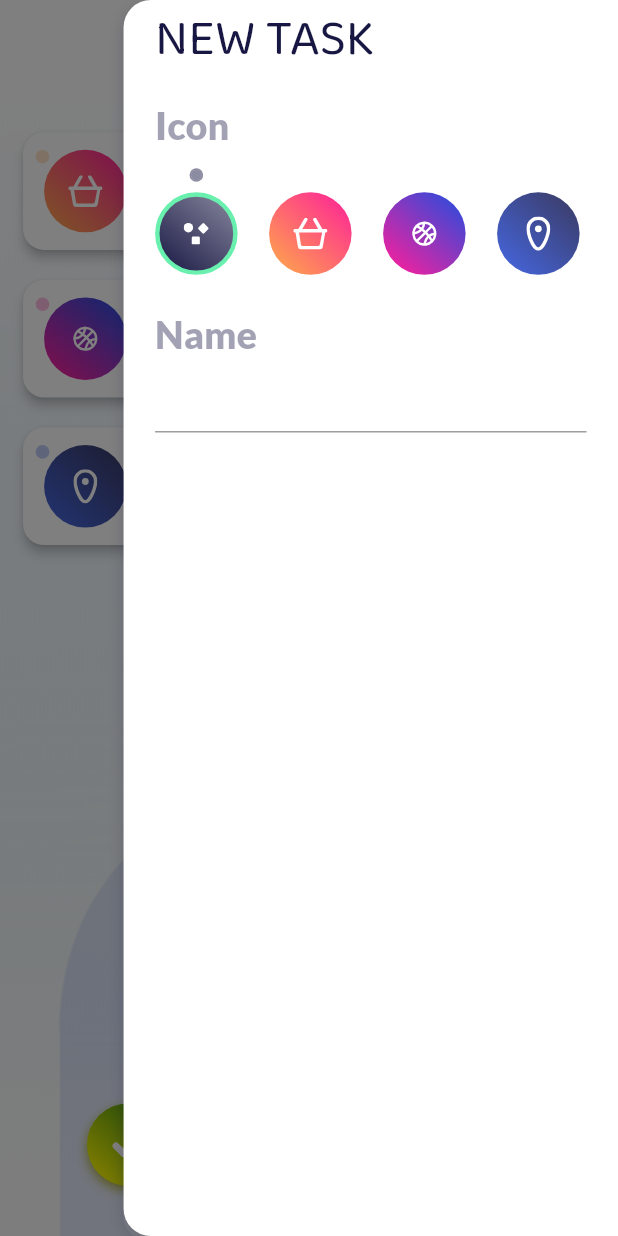
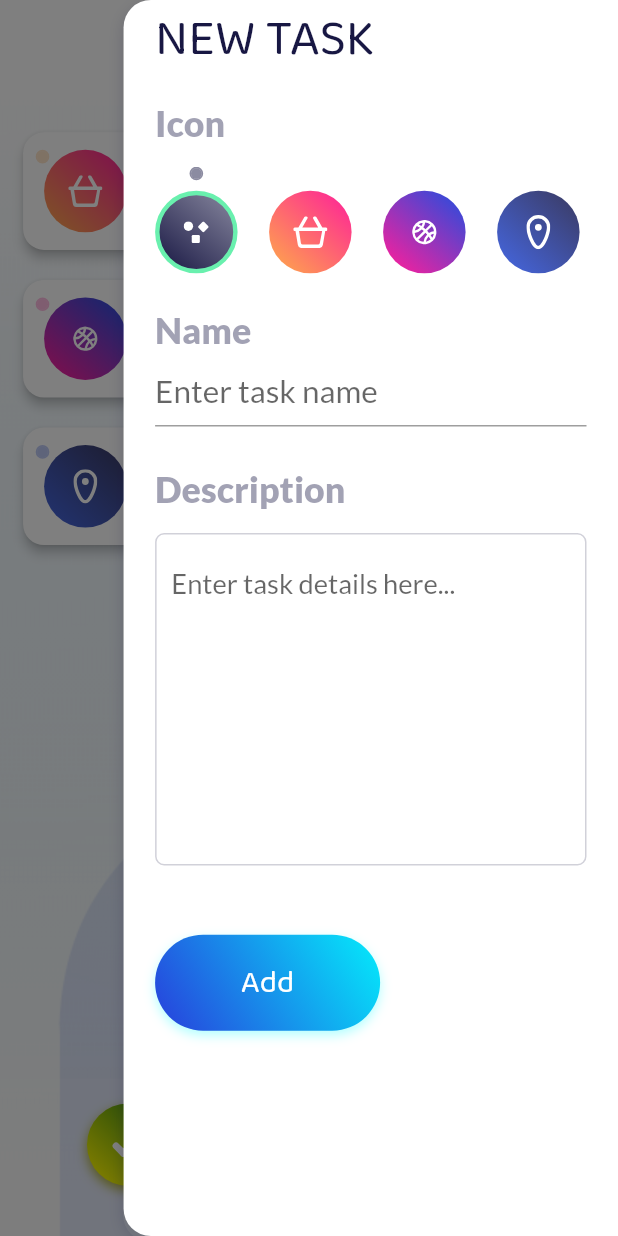
Before and after one commit to SixtusMiracle/my_day, a Flutter app: the screen it shows after launch, item 3 of the bottom bar chosen, on a phone screen of 412 x 824 dp. Run offline on Flutter 3.47's test engine with Material 2 defaults, Android fonts, the light colour scheme and no system bars; our stand-ins replace flutter_svg.

Commit message:
added description text area
I also added form validation and a submit button

```diff
--- a/lib/screens/home/components/new_task/components/mi_form_label.dart
+++ b/lib/screens/home/components/new_task/components/mi_form_label.dart
@@ -16,7 +16,7 @@ class MiFormLabel extends StatelessWidget {
       text,
       style: TextStyle(
         fontFamily: "Lato Black",
-        fontSize: miDefaultSize * 1.8,
+        fontSize: miDefaultSize * 1.7,
         color: miTextBoldColor.withOpacity(0.5),
       ),
     );
--- /dev/null
+++ b/lib/screens/home/components/new_task/components/mi_form_text_area.dart
@@ -0,0 +1,42 @@
+import 'package:flutter/material.dart';
+
+import '../../../../../shared/constants.dart';
+
+class MiFormTextArea extends StatelessWidget {
+  const MiFormTextArea({Key? key, this.changed}) : super(key: key);
+
+  final Function(String)? changed;
+
+  @override
+  Widget build(BuildContext context) {
+    return Container(
+      decoration: BoxDecoration(
+        borderRadius: BorderRadius.circular(6),
+        color: Color(0xccFFFFFF),
+        border: Border.all(color: Color(0x33181743)),
+      ),
+      child: Padding(
+        padding: EdgeInsets.all(miDefaultSize * 0.7),
+        child: TextFormField(
+          validator: (value) =>
+              value!.isEmpty ? "Please describe your task" : null,
+          onChanged: changed,
+          keyboardType: TextInputType.multiline,
+          style: TextStyle(
+            fontSize: miDefaultSize * 1.3,
+            color: miTextColor,
+          ),
+          maxLines: null,
+          minLines: 8,
+          decoration: InputDecoration(
+            hintText: "Enter task details here...",
+            errorStyle: TextStyle(
+              fontStyle: FontStyle.italic,
+            ),
+            border: InputBorder.none,
+          ),
+        ),
+      ),
+    );
+  }
+}
--- a/lib/screens/home/components/new_task/mi_new_task_sidebar.dart
+++ b/lib/screens/home/components/new_task/mi_new_task_sidebar.dart
@@ -1,6 +1,8 @@
 import 'package:flutter/material.dart';
 import 'package:my_day/screens/home/components/new_task/components/mi_form_label.dart';
+import 'package:my_day/screens/home/components/new_task/components/mi_form_text_area.dart';
 import 'package:my_day/shared/constants.dart';
+import 'package:my_day/shared/util/mi_button_primary.dart';
 
 import '../../../../shared/util/circular_gradient_icon.dart';
 import '../../../../shared/util/color_dot.dart';
@@ -109,11 +111,36 @@ class _MiNewTaskSidebarState extends State<MiNewTaskSidebar> {
                       SizedBox(height: miDefaultSize * 1.3),
                       MiFormLabel(text: "Name"),
                       TextFormField(
+                        validator: (val) =>
+                            val!.isEmpty ? "Please enter task name" : null,
+                        onChanged: (val) => setState(() => _title = val),
                         style: TextStyle(
-                          fontSize: miDefaultSize * 1.6,
+                          fontSize: miDefaultSize * 1.5,
                           color: miTextColor,
                         ),
-                        textAlign: TextAlign.left,
+                        decoration: InputDecoration(
+                          hintText: "Enter task name",
+                          errorStyle: TextStyle(fontStyle: FontStyle.italic),
+                        ),
+                      ),
+                      SizedBox(height: miDefaultSize * 2),
+                      Padding(
+                        padding: const EdgeInsets.only(bottom: miDefaultSize),
+                        child: MiFormLabel(text: "Description"),
+                      ),
+                      MiFormTextArea(
+                        changed: (val) => setState(() => _description = val),
+                      ),
+                      SizedBox(height: miDefaultSize * 3.3),
+                      MiButtonPrimary(
+                        verticalSymmetricPadding: miDefaultSize * 0.5,
+                        text: "Add",
+                        press: () async {
+                          // validate new task form
+                          if (_newTaskFormKey.currentState!.validate()) {
+                            // TODO: submit form
+                          }
+                        },
                       ),
                     ],
                   ),
--- a/lib/screens/home/components/task_detail/details_modal_dialog.dart
+++ b/lib/screens/home/components/task_detail/details_modal_dialog.dart
@@ -3,7 +3,7 @@ import 'package:flutter/material.dart';
 import '../../../../models/task.dart';
 import '../../../../shared/constants.dart';
 import 'components/detail_title_card.dart';
-import 'components/mi_close_button.dart';
+import '../../../../shared/util/mi_button_primary.dart';
 import 'components/mi_content_box.dart';
 
 class DetailsModalDialog extends StatelessWidget {
@@ -50,7 +50,10 @@ class DetailsModalDialog extends StatelessWidget {
         Row(
           mainAxisAlignment: MainAxisAlignment.center,
           children: [
-            MiCloseButton(),
+            MiButtonPrimary(
+              text: "Close",
+              press: () => Navigator.of(context).pop(),
+            ),
           ],
         ),
       ],
--- a/lib/screens/home/components/task_detail/components/mi_close_button.dart
+++ b/lib/shared/util/mi_button_primary.dart
@@ -1,18 +1,26 @@
 import 'package:flutter/material.dart';
 
-import '../../../../../shared/constants.dart';
+import '../constants.dart';
 
-class MiCloseButton extends StatelessWidget {
-  const MiCloseButton({
+class MiButtonPrimary extends StatelessWidget {
+  const MiButtonPrimary({
     Key? key,
+    this.verticalSymmetricPadding = miDefaultSize * 0.01,
+    required this.text,
+    this.press,
   }) : super(key: key);
+
+  final double verticalSymmetricPadding;
+  final String text;
+  final Function()? press;
 
   @override
   Widget build(BuildContext context) {
     return Container(
+      width: 150,
       padding: EdgeInsets.symmetric(
         horizontal: miDefaultSize * 1.5,
-        vertical: miDefaultSize * 0.01,
+        vertical: verticalSymmetricPadding,
       ),
       decoration: BoxDecoration(
         borderRadius: BorderRadius.circular(miDefaultSize * 3),
@@ -31,17 +39,15 @@ class MiCloseButton extends StatelessWidget {
         ],
       ),
       child: TextButton(
-        child: const Text(
-          'Close',
+        child: Text(
+          text,
           style: TextStyle(
             fontFamily: "Baloo",
             fontSize: miDefaultSize * 1.5,
             color: Colors.white,
           ),
         ),
-        onPressed: () {
-          Navigator.of(context).pop();
-        },
+        onPressed: press,
       ),
     );
   }
```
